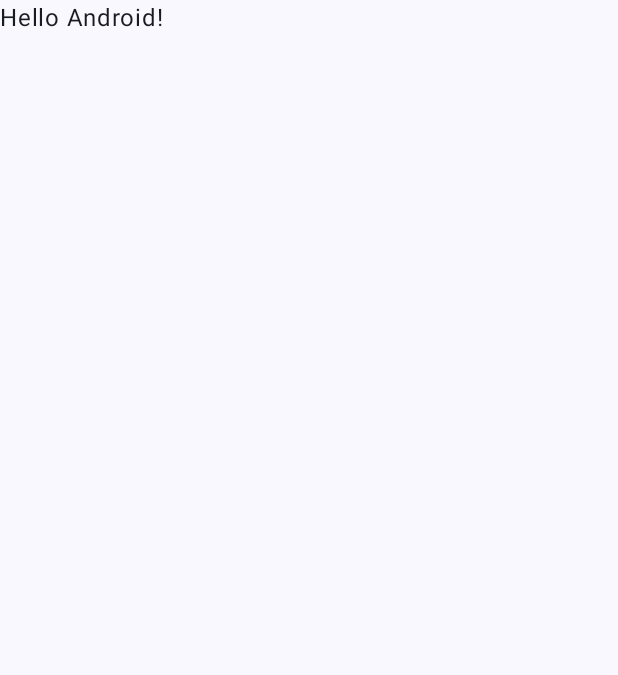
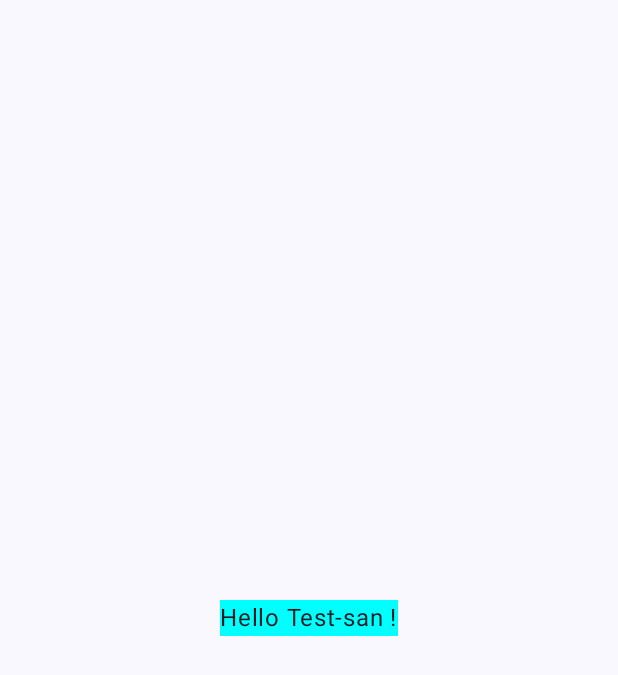
Before and after one commit to kazu09/GivenWhenThen-JUnit, an Android app built with Jetpack Compose: the screen it shows after launch (MainActivity), on a phone screen of 412 x 824 dp. Before the commit the part shown is almost empty. Shown: the top 675 px of the screen. Run offline under Robolectric (Android 15) with nearby library versions, the phone set to English and light mode, and no system bars.

```diff
--- a/app/src/main/java/com/kazu/givenwhenthen_junit/MainActivity.kt
+++ b/app/src/main/java/com/kazu/givenwhenthen_junit/MainActivity.kt
@@ -3,23 +3,32 @@ package com.kazu.givenwhenthen_junit
 import android.os.Bundle
 import androidx.activity.ComponentActivity
 import androidx.activity.compose.setContent
+import androidx.compose.foundation.background
+import androidx.compose.foundation.layout.Box
 import androidx.compose.foundation.layout.fillMaxSize
 import androidx.compose.material3.MaterialTheme
 import androidx.compose.material3.Surface
 import androidx.compose.material3.Text
 import androidx.compose.runtime.Composable
+import androidx.compose.ui.Alignment
 import androidx.compose.ui.Modifier
+import androidx.compose.ui.graphics.Color
 import androidx.compose.ui.tooling.preview.Preview
 import com.kazu.givenwhenthen_junit.ui.theme.GivenWhenThenJUnitTheme
 
 class MainActivity : ComponentActivity() {
     override fun onCreate(savedInstanceState: Bundle?) {
         super.onCreate(savedInstanceState)
+        val viewModel = MainViewModel()
         setContent {
             GivenWhenThenJUnitTheme {
                 // A surface container using the 'background' color from the theme
-                Surface(modifier = Modifier.fillMaxSize(), color = MaterialTheme.colorScheme.background) {
-                    Greeting("Android")
+                Surface(
+                    modifier = Modifier.fillMaxSize(),
+                    color = MaterialTheme.colorScheme.background
+                ) {
+                    val nameFlag = 1
+                    Greeting(viewModel.outputName(nameFlag))
                 }
             }
         }
@@ -28,10 +37,16 @@ class MainActivity : ComponentActivity() {
 
 @Composable
 fun Greeting(name: String, modifier: Modifier = Modifier) {
-    Text(
-            text = "Hello $name!",
+    Box {
+        Text(
+            text = "Hello $name !",
             modifier = modifier
-    )
+                .align(Alignment.Center)
+                .background(
+                    color = Color.Cyan
+                )
+        )
+    }
 }
 
 @Preview(showBackground = true)
--- a/app/src/main/java/com/kazu/givenwhenthen_junit/MainViewModel.kt
+++ b/app/src/main/java/com/kazu/givenwhenthen_junit/MainViewModel.kt
@@ -1,4 +1,15 @@
 package com.kazu.givenwhenthen_junit
 
-class MainViewModel {
+import androidx.lifecycle.ViewModel
+
+class MainViewModel : ViewModel() {
+    fun outputName(nameFlag: Int): String {
+        var name = ""
+        name = if (nameFlag == 1) {
+            "Test"
+        } else {
+            "hogehoge"
+        }
+        return "$name-san"
+    }
 }
```
Also changed, not shown: 2 other files.
